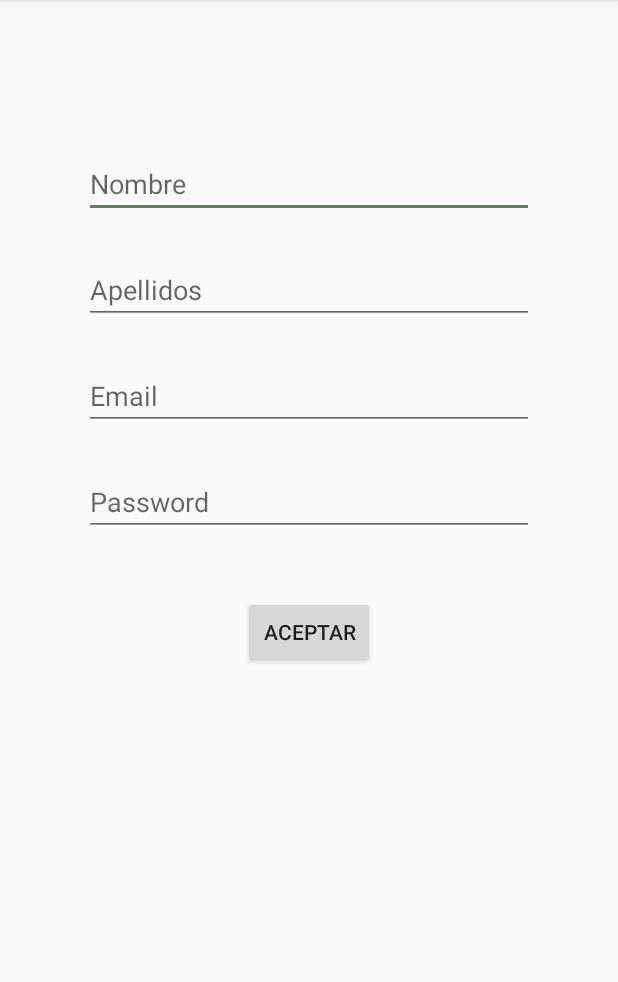
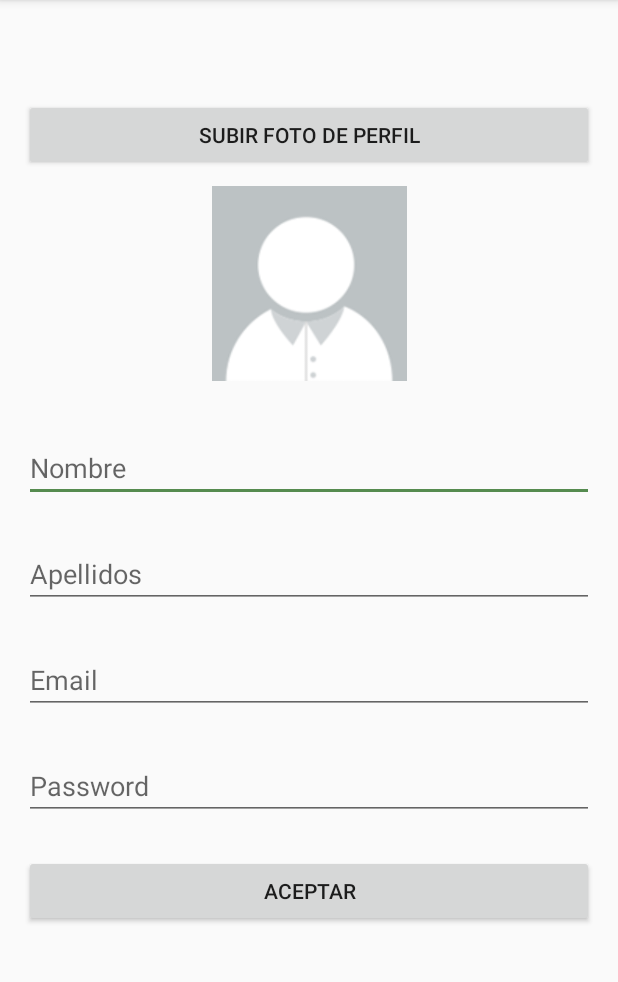
Before and after one commit to apachecot/InterestingWorldApp, an Android app: the NewUser screen opened directly, with no data from a screen before it, on a phone screen of 412 x 824 dp, the part 84-1066 px from its top. Run offline under Robolectric (Android 15) with nearby library versions, the phone set to English and light mode, and no system bars; libraries missing offline, so code that uses them is left out: com.loopj.android.

Commit message:
Upload image and download image, configuration menu and account

```diff
--- a/InterestingWorld/app/build.gradle
+++ b/InterestingWorld/app/build.gradle
@@ -21,6 +21,7 @@ android {
 
 repositories {
     mavenCentral()
+    jcenter()
 }
 
 dependencies {
@@ -31,4 +32,6 @@ dependencies {
     compile 'com.nineoldandroids:library:2.4.0'
     compile 'com.daimajia.androidviewhover:library:1.0.3@aar'
     compile 'com.loopj.android:android-async-http:1.4.5'
+    compile 'jp.wasabeef:glide-transformations:1.0.1'
+    compile 'jp.co.cyberagent.android.gpuimage:gpuimage-library:1.2.3'
 }
--- a/InterestingWorld/app/src/main/AndroidManifest.xml
+++ b/InterestingWorld/app/src/main/AndroidManifest.xml
@@ -2,10 +2,12 @@
 <manifest xmlns:android="http://schemas.android.com/apk/res/android"
     package="world.interesting.panche.interestingworld" >
     <uses-permission android:name="android.permission.INTERNET"></uses-permission>
+    <uses-permission android:name="android.permission.READ_EXTERNAL_STORAGE"></uses-permission>
+
 
     <application
         android:allowBackup="true"
-        android:icon="@drawable/ic_launcher"
+        android:icon="@drawable/icon"
         android:label="@string/app_name"
         android:theme="@style/AppTheme" >
         <activity
--- a/InterestingWorld/app/src/main/java/world/interesting/panche/interestingworld/NewUser.java
+++ b/InterestingWorld/app/src/main/java/world/interesting/panche/interestingworld/NewUser.java
@@ -5,15 +5,18 @@ package world.interesting.panche.interestingworld;
  */
 import android.app.ProgressDialog;
 import android.content.Context;
-import android.content.DialogInterface;
 import android.content.Intent;
 import android.content.SharedPreferences;
-import android.os.AsyncTask;
+import android.graphics.Bitmap;
+import android.graphics.BitmapFactory;
+import android.net.Uri;
 import android.os.Bundle;
+import android.provider.MediaStore;
 import android.support.v7.app.ActionBarActivity;
 import android.view.View;
 import android.widget.Button;
 import android.widget.EditText;
+import android.widget.ImageView;
 import android.widget.Toast;
 
 import com.loopj.android.http.AsyncHttpClient;
@@ -24,7 +27,11 @@ import org.apache.http.Header;
 import org.json.JSONException;
 import org.json.JSONObject;
 
-import world.interesting.panche.interestingworld.BD;
+import java.io.BufferedInputStream;
+import java.io.File;
+import java.io.FileNotFoundException;
+import java.io.InputStream;
+
 
 /**
  * Created by neokree on 12/12/14.
@@ -36,6 +43,9 @@ public class NewUser extends ActionBarActivity {
     private BD bd = new BD();
     String result;
     String[] datos= new String[5];
+    Uri selectedImage;
+    InputStream is;
+    File myPhoto;
 
     @Override
     protected void onCreate(Bundle savedInstanceState) {
@@ -47,7 +57,7 @@ public class NewUser extends ActionBarActivity {
         password=(EditText)findViewById(R.id.editTextPassword);
         Button bAccept = (Button)findViewById(R.id.buttonAccept);
     }
-    public void buttonAccept(View view) throws JSONException {
+    public void buttonAccept(View view) throws JSONException, FileNotFoundException {
         //Inicializamos dialog
         pDialog = new ProgressDialog(NewUser.this);
         pDialog.setProgressStyle(ProgressDialog.STYLE_SPINNER);
@@ -69,6 +79,11 @@ public class NewUser extends ActionBarActivity {
         params.put("lastname", lastname.getText());
         params.put("email", email.getText());
         params.put("password",  password.getText());
+        //Cargar la imagen
+        int numero = (int) (Math.random() *99999999) + 1;
+        is = getContentResolver().openInputStream(selectedImage);
+        params.put("photo_url", is, numero+"_upload.jpg");
+
 
         client.post(url,params,new AsyncHttpResponseHandler() {
             @Override
@@ -83,6 +98,7 @@ public class NewUser extends ActionBarActivity {
                 {
 
                    try {
+                       System.out.println(new String(responseBody));
                        setResult(new String(responseBody));
                        System.out.println(getResult());
                        if(getResult().equals("bien"))
@@ -105,17 +121,8 @@ public class NewUser extends ActionBarActivity {
             }
             @Override
             public void onFailure(int statusCode, Header[] headers, byte[] responseBody, Throwable error) {
-               try {
-                   setResult(new String(responseBody));
-                   System.out.println(new String(responseBody));
-                   pDialog.hide();
-                   Toast.makeText(NewUser.this, "Error en el registro, compruebe los campos", Toast.LENGTH_SHORT).show();
-               }catch(JSONException e)
-               {
-                   Toast.makeText(NewUser.this, "Error en el registro, compruebe los campos", Toast.LENGTH_SHORT).show();
-               }
-
-
+                Toast.makeText(NewUser.this, "Parece que hay algún problema con la red", Toast.LENGTH_SHORT).show();
+                pDialog.hide();
             }
         });
     }
@@ -158,4 +165,29 @@ public class NewUser extends ActionBarActivity {
         editor.commit();
         System.out.println("Guardadas preferencias");
     }
+    public void selectImage (View view)
+    {
+        Intent intent =  new Intent(MediaStore.ACTION_IMAGE_CAPTURE);
+        intent = new Intent(Intent.ACTION_PICK, android.provider.MediaStore.Images.Media.INTERNAL_CONTENT_URI);
+        int  code = 2;
+        startActivityForResult(intent, code);
+    }
+    @Override protected void onActivityResult(int requestCode, int resultCode, Intent data) {
+
+        try {
+            if(data!=null) {
+                selectedImage = data.getData();
+                is = getContentResolver().openInputStream(selectedImage);
+                BufferedInputStream bis = new BufferedInputStream(is);
+                Bitmap bitmap = BitmapFactory.decodeStream(bis);
+                ImageView iv = (ImageView) findViewById(R.id.ImageViewUser);
+                iv.setImageBitmap(bitmap);
+            }
+        } catch (FileNotFoundException e) {
+            System.out.println("Error: "+e);
+        }
+    }
+
+
+
 }
--- a/InterestingWorld/app/src/main/res/layout/new_user.xml
+++ b/InterestingWorld/app/src/main/res/layout/new_user.xml
@@ -1,7 +1,42 @@
 <?xml version="1.0" encoding="utf-8"?>
-<LinearLayout xmlns:android="http://schemas.android.com/apk/res/android"
-    android:orientation="vertical" android:layout_width="match_parent"
-    android:layout_height="match_parent">
+<ScrollView  xmlns:android="http://schemas.android.com/apk/res/android"
+    android:layout_width="match_parent"
+    android:layout_height="match_parent"
+    android:scrollbars="vertical"
+    xmlns:tools="http://schemas.android.com/tools">
+    <TableLayout
+        android:layout_width="match_parent"
+        android:layout_height="match_parent"
+        android:paddingLeft="@dimen/activity_horizontal_margin"
+        android:paddingRight="@dimen/activity_horizontal_margin"
+        android:paddingTop="@dimen/activity_vertical_margin"
+        android:paddingBottom="@dimen/activity_vertical_margin"
+        tools:context=".NewUser"
+        android:gravity="center"
+        android:nestedScrollingEnabled="false">
+    <Button
+        android:layout_width="188dp"
+        android:layout_height="wrap_content"
+        android:text="Subir foto de perfil"
+        android:id="@+id/button2"
+        android:layout_gravity="center_horizontal"
+        android:onClick="selectImage"
+        android:layout_alignParentTop="true"
+        android:layout_centerHorizontal="true"
+        android:layout_marginTop="50dp" />
+
+    <ImageView
+        android:layout_width="wrap_content"
+        android:layout_height="wrap_content"
+        android:id="@+id/ImageViewUser"
+        android:layout_gravity="center_horizontal"
+        android:layout_weight="0.09"
+        android:maxHeight="150dp"
+        android:maxWidth="150dp"
+        android:src="@drawable/defaultuser"
+        android:adjustViewBounds="true"
+        android:padding="10dp"
+        android:onClick="selectImage" />
 
     <EditText
         android:layout_width="300dp"
@@ -9,7 +44,7 @@
         android:id="@+id/editTextName"
         android:layout_gravity="center_horizontal"
         android:hint="@string/name"
-        android:layout_marginTop="100dp" />
+        android:layout_marginTop="25dp" />
 
     <EditText
         android:layout_width="300dp"
@@ -37,6 +72,8 @@
         android:id="@+id/editTextPassword"
         android:layout_gravity="center_horizontal"
         android:hint="@string/pass"
+        android:layout_alignParentBottom="true"
+        android:layout_centerHorizontal="true"
         android:layout_marginTop="25dp" />
 
     <Button
@@ -45,6 +82,9 @@
         android:text="Aceptar"
         android:id="@+id/buttonEnviar"
         android:layout_gravity="center_horizontal"
-        android:layout_marginTop="40dp"
-        android:onClick="buttonAccept" />
-</LinearLayout>
+        android:onClick="buttonAccept"
+        android:layout_alignTop="@+id/editTextPassword"
+        android:layout_centerHorizontal="true"
+        android:layout_marginTop="23dp" />
+    </TableLayout>
+</ScrollView>
```
Also changed, not shown: InterestingWorld/app/src/main/java/world/interesting/panche/interestingworld/Login.java (+2 -9 lines), InterestingWorld/app/src/main/java/world/interesting/panche/interestingworld/MainActivity.java (+9 -8 lines), InterestingWorld/app/src/main/java/world/interesting/panche/interestingworld/MainActivityUser.java (+57 -21 lines), InterestingWorld/app/src/main/res/layout/activity_main.xml (+33 -1 lines), InterestingWorld/app/src/main/res/layout/custom_drawer.xml (added, +15 -0 lines), InterestingWorld/app/src/main/res/layout/layout_list_item.xml (added, +24 -0 lines), InterestingWorld/app/src/main/res/layout/login.xml (+9 -0 lines), InterestingWorld/app/src/main/res/drawable/icon.png (added), 1 other file.
